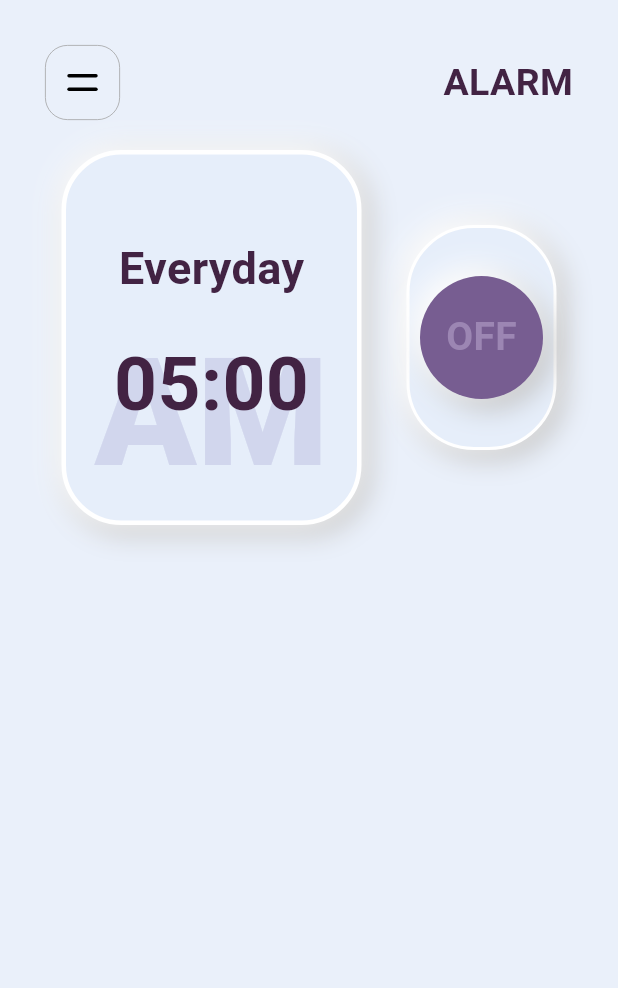
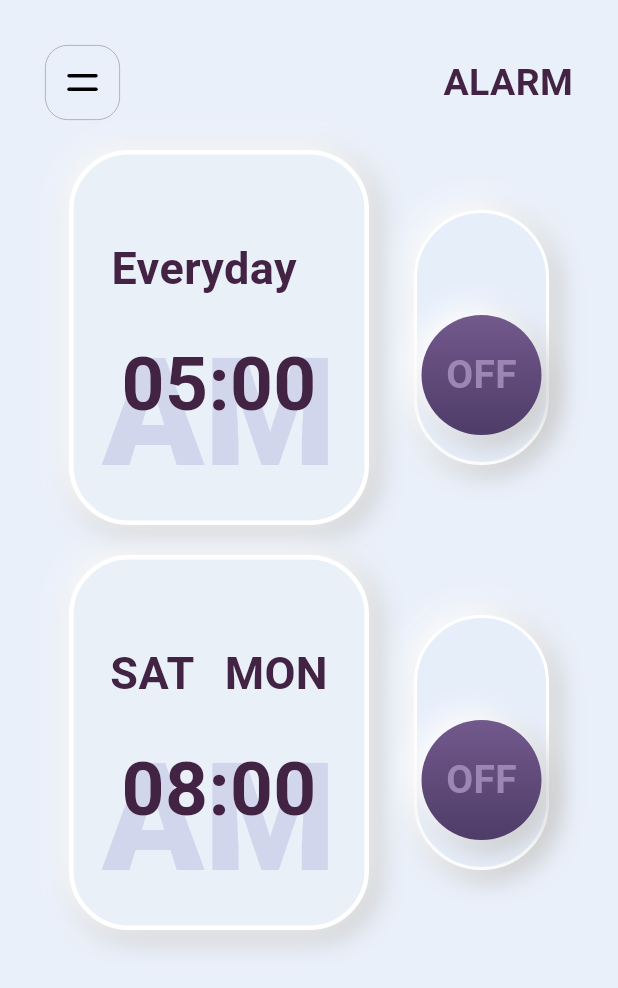
Before and after one commit to nikkieke/flutter_micro_interactions, a Flutter app: the AlarmScreen screen opened directly, on a phone screen of 412 x 824 dp. Shown: the top 988 px of the screen. Run offline on Flutter 3.47's test engine with Material 3 defaults, Android fonts, the phone set to English and light mode, and no system bars; our stand-ins replace flutter_svg, percent_indicator, rive, smooth_page_indicator.

Commit message:
alarm screen

```diff
--- a/lib/features/clock_animation/screens/alarm_screen.dart
+++ b/lib/features/clock_animation/screens/alarm_screen.dart
@@ -11,6 +11,8 @@ class AlarmScreen extends StatefulWidget {
 }
 
 class _AlarmScreenState extends State<AlarmScreen> {
+  bool selected = false;
+  bool selected2 = false;
   @override
   Widget build(BuildContext context) {
     return  Scaffold(
@@ -39,8 +41,36 @@ class _AlarmScreenState extends State<AlarmScreen> {
                   ],
                 ),
               ),
-              const SizedBox(height: 20,),
-              AlarmWidget()
+               SingleChildScrollView(
+                child: Column(
+                  children: [
+                    const SizedBox(height: 20,),
+                    AlarmWidget(
+                      alarmDay1: 'Everyday',
+                      alarmDay2: '',
+                      time: '05:00',
+                      onTap: () {
+                        setState(() {
+                          selected = !selected;
+                        });
+                      },
+                      isSelected: selected,
+                    ),
+                    const SizedBox(height: 20,),
+                    AlarmWidget(
+                      alarmDay1: 'SAT',
+                      alarmDay2: 'MON',
+                      time: '08:00',
+                      onTap: () {
+                        setState(() {
+                          selected2 = !selected2;
+                        });
+                      },
+                      isSelected: selected2,
+                    ),
+                  ],
+                ),
+              ),
             ],
           )
       ),
--- a/lib/features/clock_animation/widget/alarm_widget.dart
+++ b/lib/features/clock_animation/widget/alarm_widget.dart
@@ -2,11 +2,22 @@ import 'package:flutter/material.dart';
 import 'package:flutter_micro_interactions/features/features.dart';
 
 
-class AlarmWidget extends StatelessWidget {
+class AlarmWidget extends StatefulWidget {
   const AlarmWidget({
-    super.key,
+    super.key, required this.alarmDay1, required this.alarmDay2, required this.time, required this.onTap, required this.isSelected,
   });
 
+  final String alarmDay1;
+  final String alarmDay2;
+  final String time;
+  final VoidCallback onTap;
+  final bool isSelected;
+
+  @override
+  State<AlarmWidget> createState() => _AlarmWidgetState();
+}
+
+class _AlarmWidgetState extends State<AlarmWidget> {
   @override
   Widget build(BuildContext context) {
     return Padding(
@@ -22,7 +33,7 @@ class AlarmWidget extends StatelessWidget {
                   height: 250,
                   width: 200,
                   decoration: BoxDecoration(
-                      color: UiColors.lightBlueCard,
+                      color: widget.isSelected? UiColors.mustard: UiColors.lightBlueAccent,
                       border: Border.all(color: Colors.white, width: 3),
                       borderRadius: const BorderRadius.all(Radius.circular(40)),
                       boxShadow:
@@ -41,28 +52,36 @@ class AlarmWidget extends StatelessWidget {
                         ),
                       ]
                   ),
-                  child: const Text('AM', style:
+                  child:  Text('AM', style:
                   TextStyle(fontSize: 100,
                     fontWeight: FontWeight.w800,
-                    color: Color(0xffd1d6ed),
+                    color: widget.isSelected?
+                     Colors.white24:const Color(0xffd1d6ed),
                   ),),
                 ),
-                const Column(
+                 Column(
                   children: [
-                    UiTexts(text: 'Everyday', size: 30,),
-                    SizedBox(height: 20,),
-                    UiTexts(text: '05:00', size: 50,),
+                    Row(
+                      children: [
+                        UiTexts(text: widget.alarmDay1, size: 30,),
+                        const SizedBox(width: 20,),
+                        UiTexts(text: widget.alarmDay2, size: 30,),
+                      ],
+                    ),
+                    const SizedBox(height: 20,),
+                    UiTexts(text: widget.time, size: 50,),
                   ],
                 ),
               ]
           ),
           const SizedBox(width: 30,),
           Container(
-            padding: const EdgeInsets.all(7),
-            height: 150,
-            width: 100,
+            alignment: widget.isSelected?Alignment.topCenter: Alignment.bottomCenter,
+            padding: const EdgeInsets.only(bottom: 8),
+             height: 170,
+            width: 90,
             decoration: BoxDecoration(
-                borderRadius: const BorderRadius.all(Radius.circular(45)),
+                borderRadius: const BorderRadius.all(Radius.circular(47)),
                 border: Border.all(color: Colors.white, width: 2,),
                 color: UiColors.lightBlueCard,
                 boxShadow:
@@ -81,11 +100,22 @@ class AlarmWidget extends StatelessWidget {
                   ),
                 ]
             ),
+            child: InkWell(
+              onTap: widget.onTap,
               child: Container(
+                height: 100,
+                width: 80,
                 alignment: Alignment.center,
                 decoration: BoxDecoration(
                     shape: BoxShape.circle,
-                  color: const Color(0xff775d91),
+                    gradient:  LinearGradient(
+                        begin: Alignment.bottomCenter,
+                        end: Alignment.topCenter,
+                        colors: [
+                          widget.isSelected? UiColors.mustard: const Color(0xff4a3863),
+                          widget.isSelected? UiColors.mustard: const Color(0xff775d91),
+                        ]
+                    ),
                     boxShadow:
                     [
                       BoxShadow(
@@ -102,12 +132,13 @@ class AlarmWidget extends StatelessWidget {
                       ),
                     ]
                 ),
-              child: const Text(
-                'OFF',
-                style: TextStyle(
-                  color: Color(0xff9c86b3),
+                child:  Text(
+                  widget.isSelected?'ON':'OFF',
+                  style:  TextStyle(
+                    color: widget.isSelected? Colors.black:const Color(0xff9c86b3),
                     fontWeight: FontWeight.bold,
                     fontSize: 26,
+                  ),
                 ),
               ),
             ),
```
Lines whose indentation alone changed are shown as unchanged.
